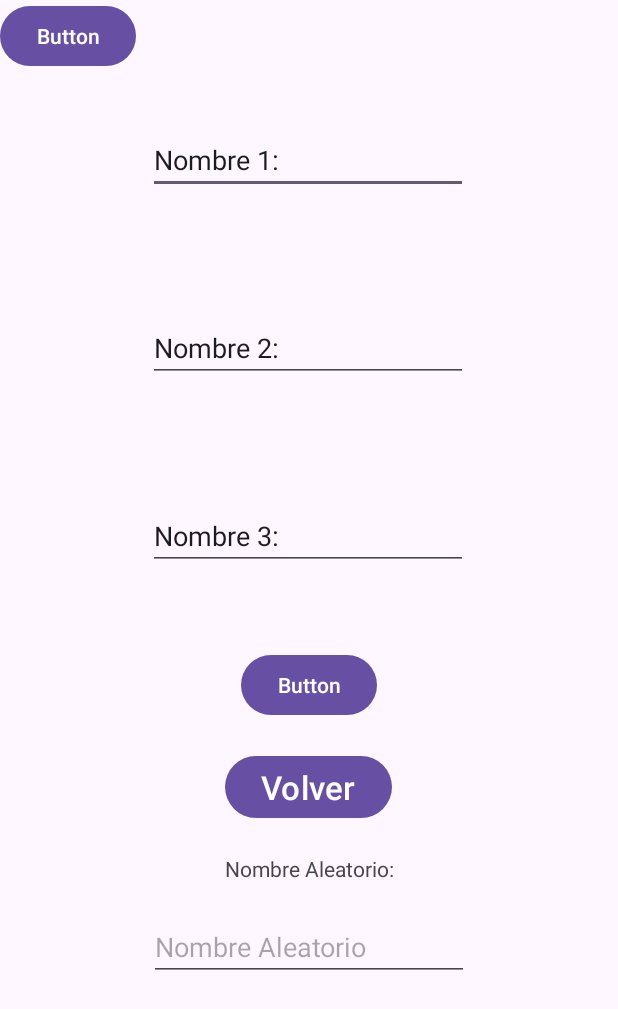
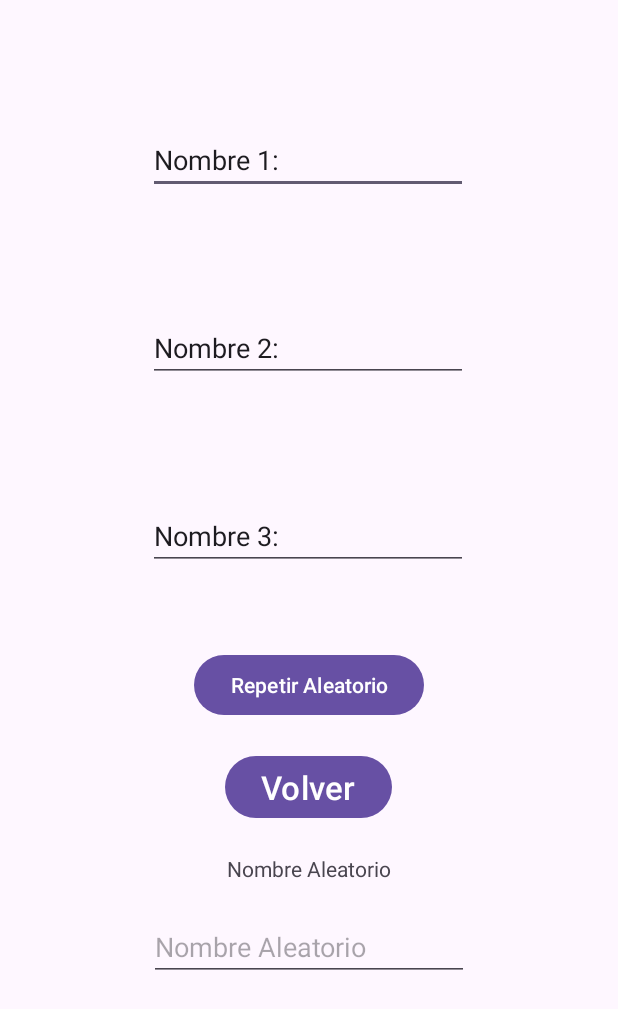
Before and after one commit to MAGA1314/Actividad_AppMovil, an Android app: the screen it shows after launch (SecondActivity2), after a tap on "Continuar", on a phone screen of 412 x 824 dp. Shown: the top 1009 px of the screen. Run offline under Robolectric (Android 15) with nearby library versions, the phone set to English and light mode, and no system bars.

Commit message:
avance 4_Entrega

```diff
--- a/app/src/main/java/com/maga/actividad_appmovil/MainActivity.java
+++ b/app/src/main/java/com/maga/actividad_appmovil/MainActivity.java
@@ -19,6 +19,15 @@ public class MainActivity extends AppCompatActivity {
         super.onCreate(savedInstanceState);
         setContentView(R.layout.activity_main);
 
+        // Recuperar el mensaje extra del Intent
+        Intent intent = getIntent();
+        if (intent != null) {
+            String mensaje = intent.getStringExtra("mensaje");
+
+            // Mostrar el mensaje en un TextView u otro componente según tu diseño
+            TextView textView = findViewById(R.id.TVtexto);
+            textView.setText(mensaje);
+        }
         Button btnEnviar = findViewById(R.id.btncontinuar);
         btnEnviar.setOnClickListener(new View.OnClickListener() {
 
--- a/app/src/main/java/com/maga/actividad_appmovil/SecondActivity2.java
+++ b/app/src/main/java/com/maga/actividad_appmovil/SecondActivity2.java
@@ -50,6 +50,27 @@ public class SecondActivity2 extends AppCompatActivity {
         EditText editTextResultado = findViewById(R.id.etnombrealeatorio);
         editTextResultado.setText(nombreAleatorio);
 
+        // Texto de los botones
+        /* El boton Volver envia un mensaje a la pantalla principal que imprime: "¡Volvió a la primera pantalla!"*/
+        /* El boton Repetir aleatorio Repetira la accion de escoger un nombre aleatorio y aparte mostrara un mensaje que dira: "Nuevo Aleatorio"*/
+
+        // Configurar la accion del boton "repetir aleatorio"
+        // Configurar la accion del boton "repetir aleatorio"
+        Button btnRepetirAleatorio = findViewById(R.id.btnrepetir);
+        btnRepetirAleatorio.setOnClickListener(new View.OnClickListener() {
+            @Override
+            public void onClick(View view) {
+                // Seleccionar aleatoriamente un nombre de la lista
+                String nombreAleatorio = listaNombres.get(random.nextInt(listaNombres.size()));
+
+                // Mostrar el nombre aleatorio en el EditText
+                editTextResultado.setText(nombreAleatorio);
+
+                // Mostrar el mensaje "Nuevo Aleatorio" en un TextView
+                TextView textViewMensaje = findViewById(R.id.TValeatorionuevo);
+                textViewMensaje.setText("¡Nuevo Aleatorio!");
+            }
+        });
         // Configurar la acción del botón "Volver"
         Button btnVolver = findViewById(R.id.btnvol);
         btnVolver.setOnClickListener(new View.OnClickListener() {
@@ -60,6 +81,8 @@ public class SecondActivity2 extends AppCompatActivity {
 
                 // Volver a la primera actividad
                 Intent intent = new Intent(SecondActivity2.this, MainActivity.class);
+                // Pasar un mensaje extra al primer Activity
+                intent.putExtra("mensaje", "¡Volvió a la primera pantalla!");
                 startActivity(intent);
             }
         });
--- a/app/src/main/res/layout/activity_second2.xml
+++ b/app/src/main/res/layout/activity_second2.xml
@@ -64,7 +64,7 @@
         android:layout_width="wrap_content"
         android:layout_height="wrap_content"
         android:layout_marginTop="20dp"
-        android:text="Nombre Aleatorio:"
+        android:text="@string/nombrealeatorio"
         app:layout_constraintEnd_toEndOf="parent"
         app:layout_constraintStart_toStartOf="parent"
         app:layout_constraintTop_toBottomOf="@+id/btnvol" />
@@ -76,7 +76,7 @@
         android:layout_marginTop="20dp"
         android:ems="10"
         android:inputType="text"
-        android:hint="Nombre Aleatorio"
+        android:hint="@string/nombrealeatorio"
         app:layout_constraintEnd_toEndOf="parent"
         app:layout_constraintStart_toStartOf="parent"
         app:layout_constraintTop_toBottomOf="@+id/tvnombrealeatorio" />
@@ -85,19 +85,20 @@
         android:id="@+id/btnrepetir"
         android:layout_width="wrap_content"
         android:layout_height="wrap_content"
-        android:text="Button"
+        android:text="@string/repetiraleatorio"
         app:layout_constraintBottom_toTopOf="@+id/btnvol"
         app:layout_constraintEnd_toEndOf="parent"
         app:layout_constraintStart_toStartOf="parent"
         app:layout_constraintTop_toBottomOf="@+id/etnombre3"
         app:layout_constraintVertical_bias="0.736" />
 
-    <Button
-        android:id="@+id/button3"
-        android:layout_width="wrap_content"
-        android:layout_height="wrap_content"
-        android:text="Button"
-        tools:layout_editor_absoluteX="156dp"
-        tools:layout_editor_absoluteY="377dp" />
+    <TextView
+        android:id="@+id/TValeatorionuevo"
+        android:layout_width="65dp"
+        android:layout_height="14dp"
+        app:layout_constraintBottom_toTopOf="@+id/etnombre1"
+        app:layout_constraintEnd_toEndOf="parent"
+        app:layout_constraintStart_toStartOf="parent"
+        app:layout_constraintTop_toTopOf="parent" />
 
 </androidx.constraintlayout.widget.ConstraintLayout>
--- a/app/src/main/res/values/strings.xml
+++ b/app/src/main/res/values/strings.xml
@@ -8,4 +8,6 @@
     <string name="continuar">Continuar</string>
     <string name="volver">Volver</string>
     <string name="repetiraleatorio">Repetir Aleatorio</string>
+    <string name="nombrealeatorio">Nombre Aleatorio</string>
+    <string name="nuevoaleatorio">¡Nuevo Aleatorio!</string>
 </resources>
```
Also changed, not shown: app/src/main/res/layout/activity_main.xml (+9 -0 lines).
